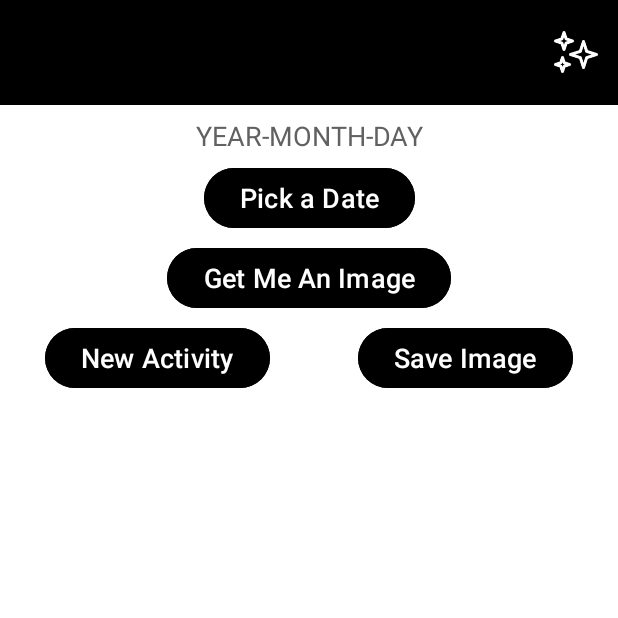
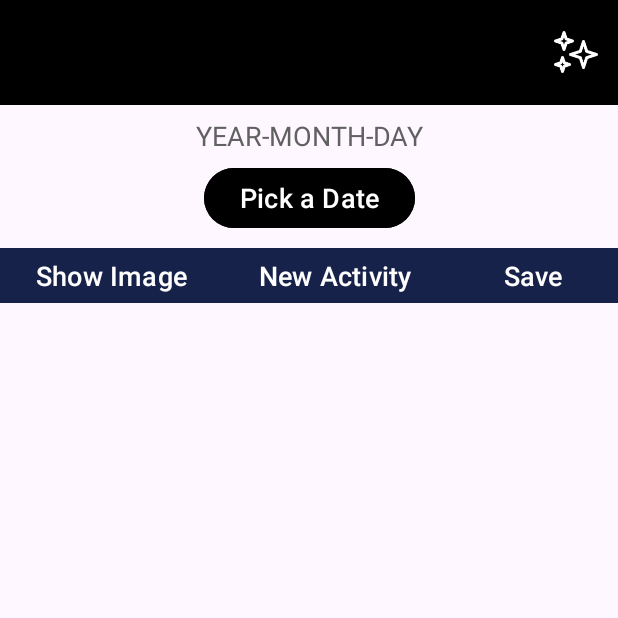
Before and after one commit to AliCoopaaaah/Test, an Android app built with Jetpack Compose: the screen it shows after launch (MainActivity), on a phone screen of 412 x 824 dp, the top half of it. Run offline under Robolectric (Android 15) with nearby library versions, the phone set to English and light mode, and no system bars.

Commit message:
MainActivity and FavouritesList working properly AsyncTask working properly

```diff
--- a/app/src/main/res/layout/activity_main.xml
+++ b/app/src/main/res/layout/activity_main.xml
@@ -2,12 +2,10 @@
 <androidx.constraintlayout.widget.ConstraintLayout xmlns:android="http://schemas.android.com/apk/res/android"
     xmlns:app="http://schemas.android.com/apk/res-auto"
     xmlns:tools="http://schemas.android.com/tools"
-    android:id="@+id/navigation_layout"
-    android:background="@color/white"
     android:layout_width="match_parent"
     android:layout_height="match_parent"
-    tools:context=".MainActivity"
-    android:orientation="vertical">
+    tools:context=".MainActivity">
+
     <androidx.appcompat.widget.Toolbar
         android:id="@+id/toolbar"
         android:layout_width="match_parent"
@@ -16,12 +14,6 @@
         android:minHeight="70dp"
         app:layout_constraintLeft_toLeftOf="parent"
         app:layout_constraintTop_toTopOf="parent"/>
-    <ImageView
-        android:id="@+id/image"
-        android:layout_width="wrap_content"
-        android:layout_height="wrap_content"
-        app:layout_constraintLeft_toLeftOf="parent"
-        app:layout_constraintTop_toBottomOf="@id/show"/>
     <TextView
         android:id="@+id/datePicked"
         android:text="YEAR-MONTH-DAY"
@@ -45,38 +37,49 @@
         app:layout_constraintLeft_toLeftOf="parent"
         app:layout_constraintRight_toRightOf="parent"
         app:layout_constraintTop_toBottomOf="@id/datePicked"/>
+
+    <LinearLayout
+        android:id="@+id/container"
+        android:layout_width="match_parent"
+        android:layout_height="50dp"
+        app:layout_constraintTop_toBottomOf="@id/dateButton">
         <Button
             android:id="@+id/show"
-        android:text="Get Me An Image"
+            android:text="Show Image"
             android:textSize="18dp"
-        android:backgroundTint="@color/black"
+            android:backgroundTint="@color/blue"
             android:layout_marginTop="5dp"
+            android:gravity="center"
             android:layout_width="wrap_content"
-        android:layout_height="wrap_content"
-        app:layout_constraintRight_toRightOf="parent"
-        app:layout_constraintLeft_toRightOf="@id/show"
-        app:layout_constraintTop_toBottomOf="@id/dateButton"/>
+            android:layout_height="match_parent"
+            app:cornerRadius="0dp"/>
         <Button
             android:id="@+id/test"
             android:text="New Activity"
             android:textSize="18dp"
-        android:backgroundTint="@color/black"
+            android:backgroundTint="@color/blue"
             android:layout_marginTop="5dp"
-        android:layout_marginLeft="30dp"
             android:layout_width="wrap_content"
-        android:layout_height="wrap_content"
-        app:layout_constraintLeft_toLeftOf="parent"
-        app:layout_constraintTop_toBottomOf="@id/image"/>
+            android:layout_height="match_parent"
+            app:cornerRadius="0dp"/>
         <Button
             android:id="@+id/save"
             android:text="Save Image"
             android:textSize="18dp"
-        android:backgroundTint="@color/black"
+            android:backgroundTint="@color/blue"
             android:layout_marginTop="5dp"
-        android:layout_marginRight="30dp"
+            android:gravity="center"
+            android:layout_width="wrap_content"
+            android:layout_height="match_parent"
+            app:cornerRadius="0dp"/>
+    </LinearLayout>
+    <ImageView
+        android:id="@+id/image"
+        android:gravity="center"
         android:layout_width="wrap_content"
         android:layout_height="wrap_content"
-        app:layout_constraintRight_toRightOf="parent"
-        app:layout_constraintTop_toBottomOf="@id/image"/>
+        app:layout_constraintLeft_toLeftOf="parent"
+        app:layout_constraintTop_toBottomOf="@id/container"/>
+
 
 </androidx.constraintlayout.widget.ConstraintLayout>
--- a/app/src/main/res/layout/list_item.xml
+++ b/app/src/main/res/layout/list_item.xml
@@ -6,7 +6,9 @@
 
     <TextView
         android:id="@+id/textview"
-        android:textSize="18dp"
+        android:text="TEST"
+        android:textSize="20dp"
+        android:layout_marginTop="5dp"
         android:textColor="@color/gray"
         android:layout_width="match_parent"
         android:layout_height="wrap_content"/>
--- a/app/src/main/res/values/colors.xml
+++ b/app/src/main/res/values/colors.xml
@@ -3,4 +3,5 @@
     <color name="black">#FF000000</color>
     <color name="white">#FFFFFF</color>
     <color name="gray">#FF616161</color>
+    <color name="blue">#17224A</color>
 </resources>
```
Also changed, not shown: app/src/main/java/com/example/test/FavouritesList.java (+50 -7 lines), app/src/main/java/com/example/test/MainActivity.java (+12 -20 lines), app/src/main/java/com/example/test/NasaObject.java (added, +62 -0 lines), app/src/main/res/layout/activity_favourites_list.xml (+13 -7 lines). Lines whose indentation alone changed are shown as unchanged.
